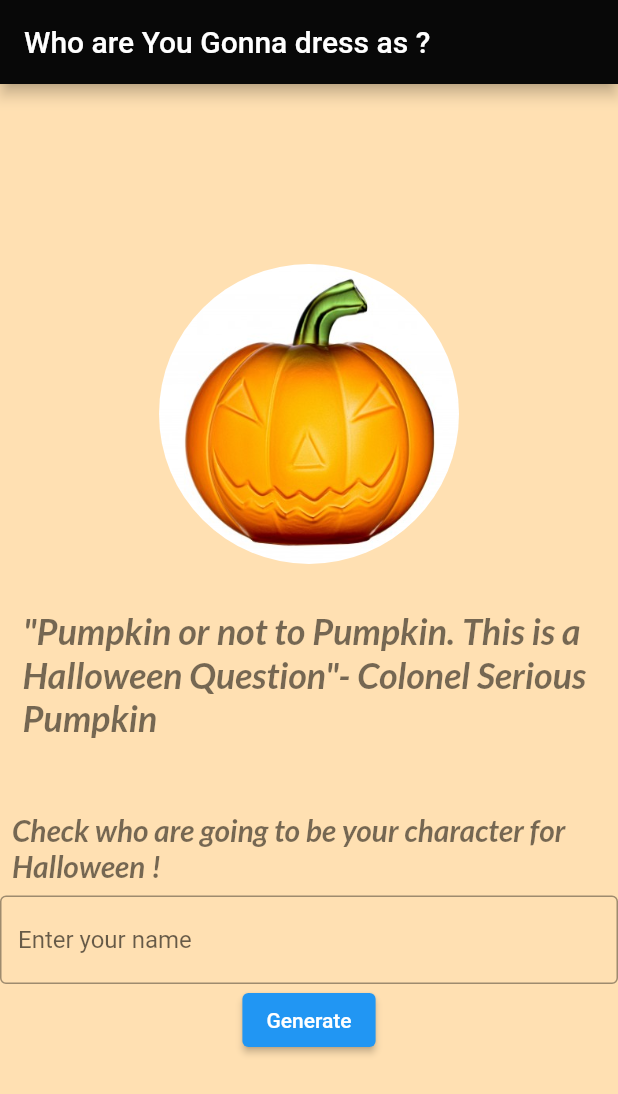
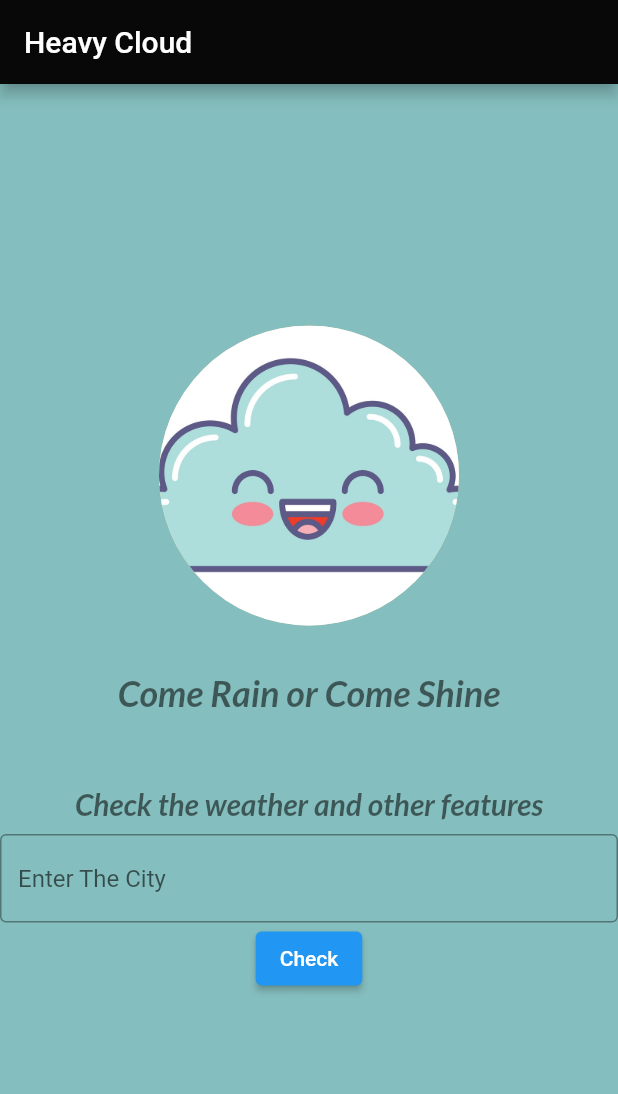
Before and after one commit to piotrmazimazurek/Daily-World-Weather, a Flutter app: the screen it shows after launch, on a phone screen of 412 x 824 dp. Shown: the top 1094 px of the screen. Run offline on Flutter 3.47's test engine with Material 2 defaults, Android fonts, the phone set to English and light mode, and no system bars; our stand-ins replace google_fonts.

Commit message:
Change Theme & Meaning of The App

```diff
--- a/lib/first/first_page.dart
+++ b/lib/first/first_page.dart
@@ -16,7 +16,7 @@ class FirstPage extends StatelessWidget {
     return Scaffold(
         appBar: AppBar(
           title: Text(
-            "Who are You Gonna dress as ?",
+            "Heavy Cloud",
           ),
           backgroundColor: Color.fromARGB(255, 8, 8, 8),
         ),
@@ -27,7 +27,7 @@ class FirstPage extends StatelessWidget {
               mainAxisAlignment: MainAxisAlignment.center,
               children: [
                 CircleAvatar(
-                  backgroundImage: AssetImage('images/dynia2.jpg'),
+                  backgroundImage: AssetImage('images/cloud2.jpg'),
                   radius: 100,
                 ),
                 SizedBox(
@@ -36,7 +36,7 @@ class FirstPage extends StatelessWidget {
                 Padding(
                   padding: EdgeInsets.all(15.0),
                   child: Text(
-                    '"Pumpkin or not to Pumpkin. This is a Halloween Question"- Colonel Serious Pumpkin',
+                    'Come Rain or Come Shine',
                     style: GoogleFonts.lato(
                       textStyle: Theme.of(context).textTheme.headline4,
                       fontSize: 24,
@@ -51,7 +51,7 @@ class FirstPage extends StatelessWidget {
                 Padding(
                   padding: EdgeInsets.all(8.0),
                   child: Text(
-                    "Check who are going to be your character for Halloween ! ",
+                    "Check the weather and other features",
                     style: GoogleFonts.lato(
                       textStyle: Theme.of(context).textTheme.headline4,
                       fontSize: 20,
@@ -63,8 +63,7 @@ class FirstPage extends StatelessWidget {
                 TextField(
                   controller: controller,
                   decoration: InputDecoration(
-                      border: OutlineInputBorder(),
-                      hintText: "Enter your name"),
+                      border: OutlineInputBorder(), hintText: "Enter The City"),
                 ),
                 ElevatedButton(
                   onPressed: () {
@@ -73,7 +72,7 @@ class FirstPage extends StatelessWidget {
                     );
                     controller.clear();
                   },
-                  child: Text('Generate'),
+                  child: Text('Check'),
                 ),
               ],
             ),
--- a/lib/main.dart
+++ b/lib/main.dart
@@ -18,7 +18,7 @@ class MyApp extends StatelessWidget {
         primarySwatch: Colors.orange,
         colorScheme: ColorScheme.fromSwatch(),
         textTheme: GoogleFonts.emilysCandyTextTheme(),
-        scaffoldBackgroundColor: Colors.orange[100],
+        scaffoldBackgroundColor: Color.fromARGB(255, 133, 190, 190),
       ),
       home: FirstPage(),
     );
```
Also changed, not shown: images/cloud2.jpg (added), images/dynia2.jpg (deleted).
